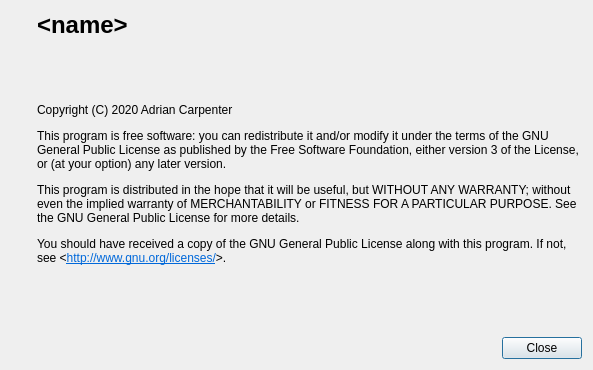
nedrysoft/pingnoo, file src/components/Core/AboutDialog.ui: the form before one commit.
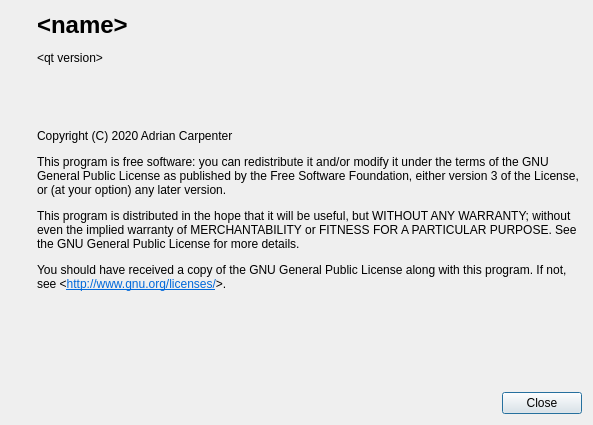
The form after the commit. Icons and pictures are not drawn.

Commit message:
wip: component loader + about dialog
component metadata now has CanBeDisabled field to control whether the user can disable the component from loading. (i.e Core sets this to false to prevent the user from disabling the core component)
FontAwesome library, removed superflous Utils prefix in resources
The AboutDialog now shows the compiler information used to build the software and the version of Qt that was loaded.

```diff
--- a/src/components/Core/AboutDialog.ui
+++ b/src/components/Core/AboutDialog.ui
@@ -7,7 +7,7 @@
     <x>0</x>
     <y>0</y>
     <width>593</width>
-    <height>370</height>
+    <height>425</height>
    </rect>
   </property>
   <property name="windowTitle">
@@ -16,8 +16,14 @@
   <layout class="QGridLayout" name="gridLayout">
    <item row="0" column="0">
     <layout class="QHBoxLayout" name="horizontalLayout">
+     <property name="sizeConstraint">
+      <enum>QLayout::SetDefaultConstraint</enum>
+     </property>
      <item>
       <layout class="QVBoxLayout" name="verticalLayout_2">
+       <property name="sizeConstraint">
+        <enum>QLayout::SetMinAndMaxSize</enum>
+       </property>
        <item>
         <widget class="QLabel" name="label">
          <property name="sizePolicy">
@@ -59,7 +65,10 @@
       </layout>
      </item>
      <item>
-      <layout class="QVBoxLayout" name="verticalLayout" stretch="0,0,0,0,0,0,0,0,0,0">
+      <layout class="QVBoxLayout" name="verticalLayout" stretch="0,0,0,0,0,0,0,0,0,0,0,0">
+       <property name="sizeConstraint">
+        <enum>QLayout::SetMinimumSize</enum>
+       </property>
        <item>
         <widget class="QLabel" name="titleLabel">
          <property name="sizePolicy">
@@ -89,6 +98,29 @@
          </property>
         </spacer>
        </item>
+       <item>
+        <widget class="QLabel" name="qtVersionLabel">
+         <property name="text">
+          <string>&lt;html&gt;&lt;head/&gt;&lt;body&gt;&lt;p&gt;&amp;lt;qt version&amp;gt;&lt;/p&gt;&lt;/body&gt;&lt;/html&gt;</string>
+         </property>
+        </widget>
+       </item>
+       <item>
+        <spacer name="verticalSpacer_7">
+         <property name="orientation">
+          <enum>Qt::Vertical</enum>
+         </property>
+         <property name="sizeType">
+          <enum>QSizePolicy::Fixed</enum>
+         </property>
+         <property name="sizeHint" stdset="0">
+          <size>
+           <width>20</width>
+           <height>6</height>
+          </size>
+         </property>
+        </spacer>
+       </item>
        <item>
         <widget class="QLabel" name="buildTimeLabel">
          <property name="text">
```
Left out of the diff: 10 changed lines with no effect on the pictures. The commit also changes 10 other files.
